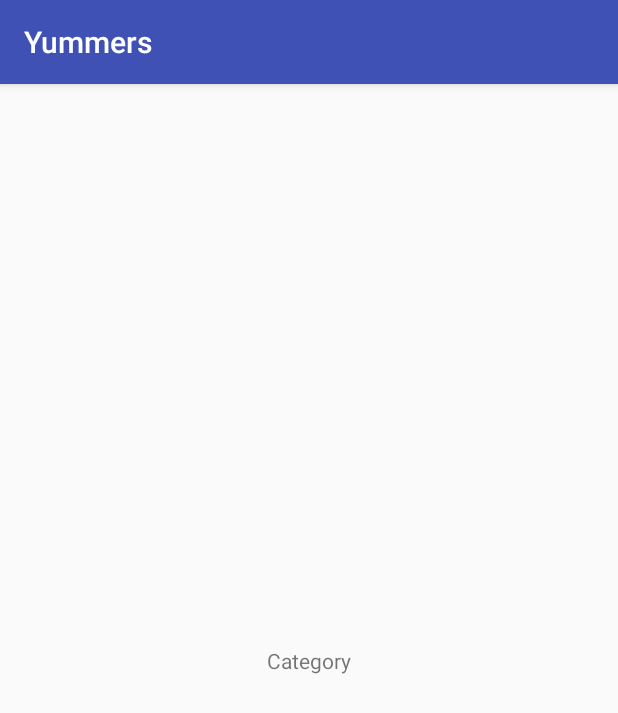
After one commit to jco-requints/Yummers, an Android app: the DisplayRecipes screen opened directly, with no data from a screen before it, on a phone screen of 412 x 824 dp. The commit adds this screen. Shown: the top 713 px of the screen. Run offline under Robolectric (Android 15) with nearby library versions, the phone set to English and light mode, and no system bars.

Commit message:
Added logic to the buttons of the food category screen

```diff
--- a/app/src/main/AndroidManifest.xml
+++ b/app/src/main/AndroidManifest.xml
@@ -18,6 +18,8 @@
         </activity>
         <service android:name=".YummersService"></service>
         <activity android:name=".HomeActivity"></activity>
+        <activity android:name=".DisplayRecipes"></activity>
+
     </application>
 
 </manifest>
--- /dev/null
+++ b/app/src/main/java/yummers/com/DisplayRecipes.java
@@ -0,0 +1,28 @@
+package yummers.com;
+
+import android.content.Intent;
+import android.os.Bundle;
+import android.support.v7.app.AppCompatActivity;
+import android.widget.TextView;
+
+public class DisplayRecipes extends AppCompatActivity {
+    @Override
+    protected void onCreate(Bundle savedInstanceState) {
+        super.onCreate(savedInstanceState);
+        setContentView(R.layout.display_recipes);
+
+        Intent i = new Intent(this, YummersService.class);
+        Bundle extras = getIntent().getExtras();
+
+        //code for the text if japanese, italian or filipino food...
+        TextView textViewToChange = (TextView) findViewById(R.id.food_category);
+        if (extras != null) {
+            String str = extras.getString("category");
+            textViewToChange.setText(str);
+        }
+
+
+        startService(i);
+
+    }
+}
--- a/app/src/main/res/layout/activity_home.xml
+++ b/app/src/main/res/layout/activity_home.xml
@@ -35,6 +35,7 @@
                 android:id="@+id/japanese"
                 android:layout_width="390dp"
                 android:layout_height="281dp"
+                android:onClick="process"
                 app:srcCompat="@drawable/japanese"
                 tools:layout_editor_absoluteX="0dp"
                 tools:layout_editor_absoluteY="0dp" />
@@ -43,12 +44,14 @@
                 android:id="@+id/italian"
                 android:layout_width="390dp"
                 android:layout_height="281dp"
+                android:onClick="process"
                 app:srcCompat="@drawable/italian" />
 
             <ImageButton
                 android:id="@+id/filipino"
                 android:layout_width="390dp"
                 android:layout_height="281dp"
+                android:onClick="process"
                 app:srcCompat="@drawable/filipino" />
         </LinearLayout>
     </ScrollView>
--- /dev/null
+++ b/app/src/main/res/layout/display_recipes.xml
@@ -0,0 +1,24 @@
+<?xml version="1.0" encoding="utf-8"?>
+<android.support.constraint.ConstraintLayout
+    xmlns:android="http://schemas.android.com/apk/res/android"
+    xmlns:app="http://schemas.android.com/apk/res-auto"
+    xmlns:tools="http://schemas.android.com/tools"
+    android:layout_width="match_parent"
+    android:layout_height="match_parent">
+
+    <TextView
+        android:id="@+id/food_category"
+        android:layout_width="wrap_content"
+        android:layout_height="wrap_content"
+        android:layout_marginStart="8dp"
+        android:layout_marginLeft="8dp"
+        android:layout_marginTop="8dp"
+        android:layout_marginEnd="8dp"
+        android:layout_marginRight="8dp"
+        android:layout_marginBottom="8dp"
+        android:text="@string/food_category"
+        app:layout_constraintBottom_toBottomOf="parent"
+        app:layout_constraintEnd_toEndOf="parent"
+        app:layout_constraintStart_toStartOf="parent"
+        app:layout_constraintTop_toTopOf="parent" />
+</android.support.constraint.ConstraintLayout>
--- a/app/src/main/res/values/strings.xml
+++ b/app/src/main/res/values/strings.xml
@@ -1,3 +1,5 @@
 <resources>
     <string name="app_name">Yummers</string>
+    <string name="food_category">Category</string>
+
 </resources>
```
Also changed, not shown: app/src/main/java/yummers/com/HomeActivity.java (+42 -0 lines).
